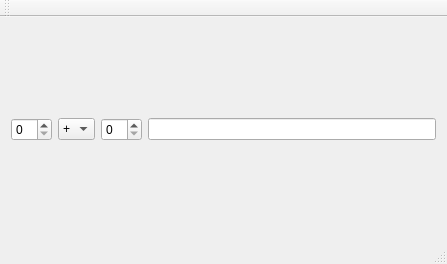
This is 2/homework 3/task_3_2/mainwindow.ui in Dervun/Homeworks as Qt 5 draws it before an edit. The edited form follows.
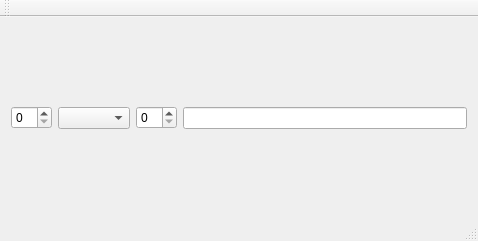
This is the edited form. Custom widgets are drawn as their Qt base class.

Commit message: Я сделал с компоновщиком, подстраивающимся под размер окна. Лишние вычисления из класса MainWindow вынес пару коммитов назад.

Diff of the .ui file:
```diff
--- a/2/homework 3/task_3_2/mainwindow.ui
+++ b/2/homework 3/task_3_2/mainwindow.ui
@@ -6,44 +6,42 @@
    <rect>
     <x>0</x>
     <y>0</y>
-    <width>447</width>
-    <height>264</height>
+    <width>478</width>
+    <height>241</height>
    </rect>
   </property>
+  <property name="sizePolicy">
+   <sizepolicy hsizetype="Expanding" vsizetype="Fixed">
+    <horstretch>0</horstretch>
+    <verstretch>0</verstretch>
+   </sizepolicy>
+  </property>
   <property name="windowTitle">
    <string>MainWindow</string>
   </property>
-  <widget class="QHBoxLatout" name="centralWidget">
+  <widget class="QWidget" name="centralWidget">
+   <property name="sizePolicy">
+    <sizepolicy hsizetype="Expanding" vsizetype="Expanding">
+     <horstretch>0</horstretch>
+     <verstretch>0</verstretch>
+    </sizepolicy>
+   </property>
    <layout class="QHBoxLayout" name="horizontalLayout">
     <item>
-     <widget class="QSpinBox" name="firstValue"/>
+     <widget class="QSpinBox" name="secondValue"/>
     </item>
     <item>
      <widget class="QComboBox" name="operation">
-      <item>
-       <property name="text">
-        <string>+</string>
-       </property>
-      </item>
-      <item>
-       <property name="text">
-        <string>-</string>
-       </property>
-      </item>
-      <item>
-       <property name="text">
-        <string>*</string>
-       </property>
-      </item>
-      <item>
-       <property name="text">
-        <string>/</string>
-       </property>
-      </item>
+      <property name="sizePolicy">
+       <sizepolicy hsizetype="Minimum" vsizetype="Fixed">
+        <horstretch>0</horstretch>
+        <verstretch>0</verstretch>
+       </sizepolicy>
+      </property>
      </widget>
     </item>
     <item>
-     <widget class="QSpinBox" name="secondValue"/>
+     <widget class="QSpinBox" name="firstValue"/>
     </item>
     <item>
      <widget class="QLineEdit" name="result"/>
@@ -71,13 +69,6 @@
   <widget class="QStatusBar" name="statusBar"/>
  </widget>
  <layoutdefault spacing="6" margin="11"/>
- <customwidgets>
-  <customwidget>
-   <class>QHBoxLatout</class>
-   <extends>QWidget</extends>
-   <header>qhboxlatout.h</header>
-  </customwidget>
- </customwidgets>
  <resources/>
  <connections/>
 </ui>
```
Left out of the diff: 8 changed lines with no effect on the pictures. The commit also changes 2 other files.
